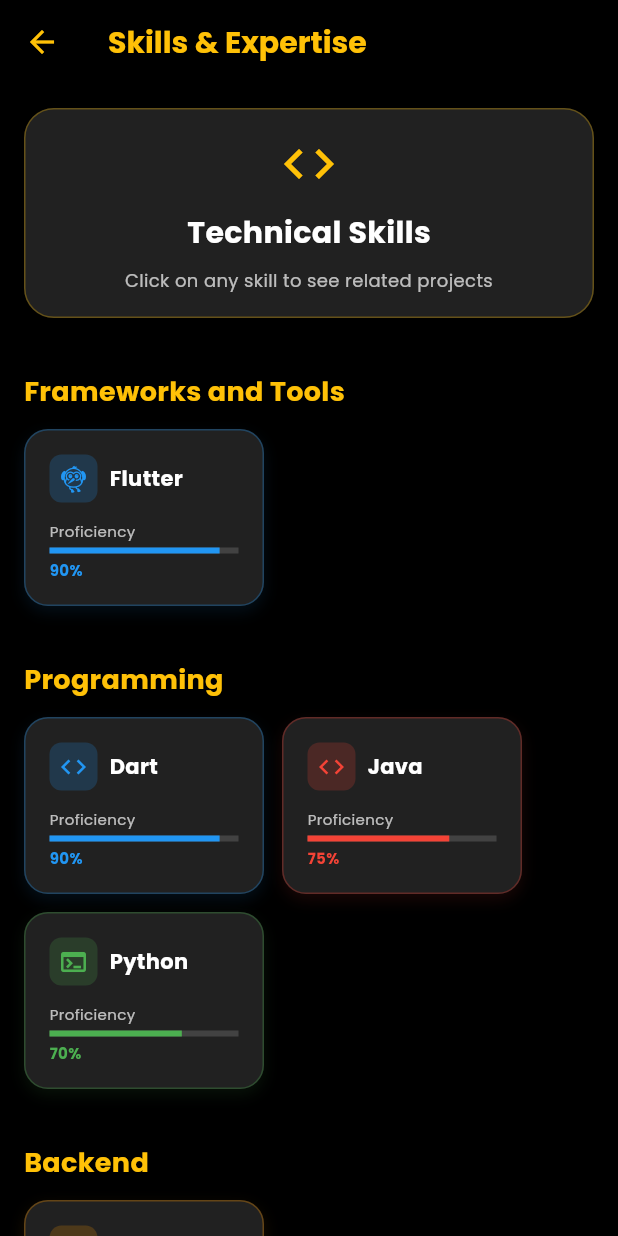
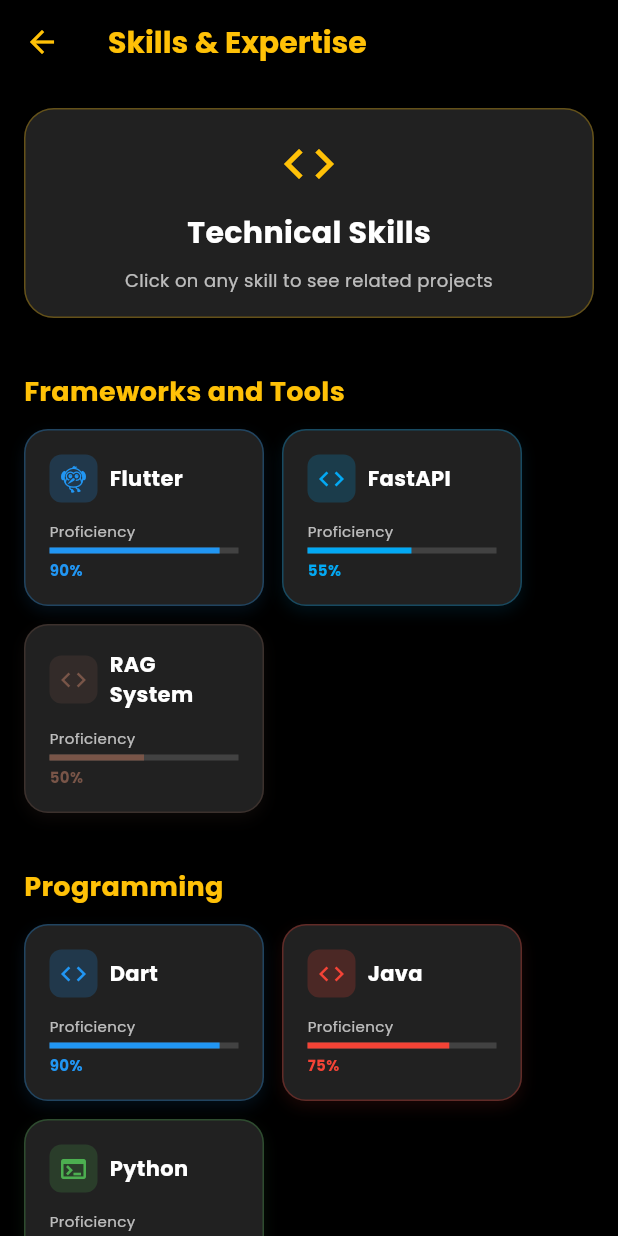
Before and after one commit to Pardeep-Lohia/my_portfolio, a Flutter app: the SkillsScreen screen opened directly, on a phone screen of 412 x 824 dp. Run offline on Flutter 3.47's test engine with Material 3 defaults, Android fonts, the phone set to English and light mode, and no system bars; our stand-ins replace google_fonts, pdf; missing offline and left inert: universal_html.

Commit message:
Add new skills to skills_screen.dart

```diff
--- a/lib/screens/skills_screen.dart
+++ b/lib/screens/skills_screen.dart
@@ -27,9 +27,9 @@ class SkillsScreen extends StatelessWidget {
     {"name": "Problem-Solving", "level": 80, "color": Colors.amber, "category": "Soft Skills"},
     {"name": "OOP", "level": 75, "color": Colors.cyan, "category": "Core CS"},
     {"name": "SDLC and Agile", "level": 65, "color": Colors.grey, "category": "Core CS"},
-    // {"name": "Spring Boot", "level": 60, "color": Colors.green, "category": "Backend"},
-    // {"name": "Tkinter", "level": 55, "color": Colors.lightBlue, "category": "GUI"},
-    // {"name": "Swing", "level": 50, "color": Colors.brown, "category": "GUI"},
+    {"name": "ChromaDB", "level": 60, "color": Colors.green, "category": "Database"},
+    {"name": "FastAPI", "level": 55, "color": Colors.lightBlue, "category": "Frameworks and Tools"},
+    {"name": "RAG System", "level": 50, "color": Colors.brown, "category": "Frameworks and Tools"},
   ];
 
   @override
```
